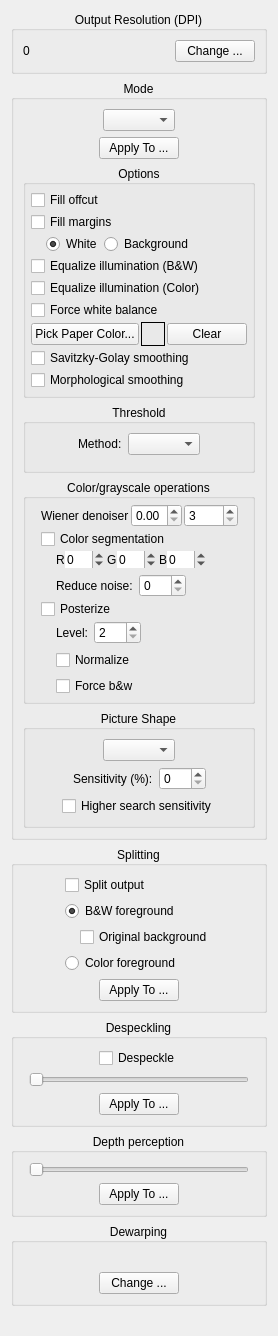
Old version of the form src/core/filters/output/OptionsWidget.ui in the repository abandoned-industries/scantailor-spectre.
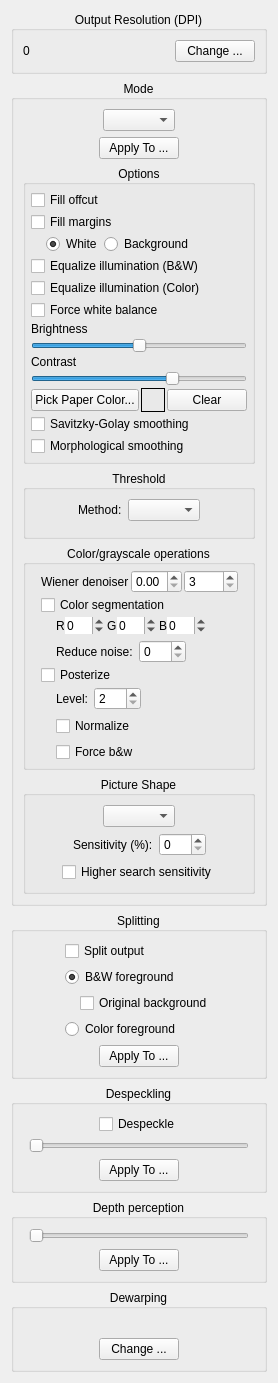
New version of the form. Custom widgets are drawn as their Qt base class.

Commit message: Add brightness/contrast sliders and guard illumination mask

The edit to the form file:
```diff
--- a/src/core/filters/output/OptionsWidget.ui
+++ b/src/core/filters/output/OptionsWidget.ui
@@ -288,6 +288,52 @@
              </property>
             </widget>
            </item>
+          <item>
+           <widget class="QLabel" name="brightnessLabel">
+            <property name="text">
+             <string>Brightness</string>
+            </property>
+           </widget>
+          </item>
+          <item>
+           <widget class="QSlider" name="brightnessSlider">
+            <property name="minimum">
+             <number>-100</number>
+            </property>
+            <property name="maximum">
+             <number>100</number>
+            </property>
+            <property name="singleStep">
+             <number>1</number>
+            </property>
+            <property name="orientation">
+             <enum>Qt::Horizontal</enum>
+            </property>
+           </widget>
+          </item>
+          <item>
+           <widget class="QLabel" name="contrastLabel">
+            <property name="text">
+             <string>Contrast</string>
+            </property>
+           </widget>
+          </item>
+          <item>
+           <widget class="QSlider" name="contrastSlider">
+            <property name="minimum">
+             <number>-100</number>
+            </property>
+            <property name="maximum">
+             <number>50</number>
+            </property>
+            <property name="singleStep">
+             <number>1</number>
+            </property>
+            <property name="orientation">
+             <enum>Qt::Horizontal</enum>
+            </property>
+           </widget>
+          </item>
            <item>
             <layout class="QHBoxLayout" name="pickPaperColorLayout">
              <item>
```
Lines whose indentation alone changed are shown as unchanged. The commit also changes 7 other files.
